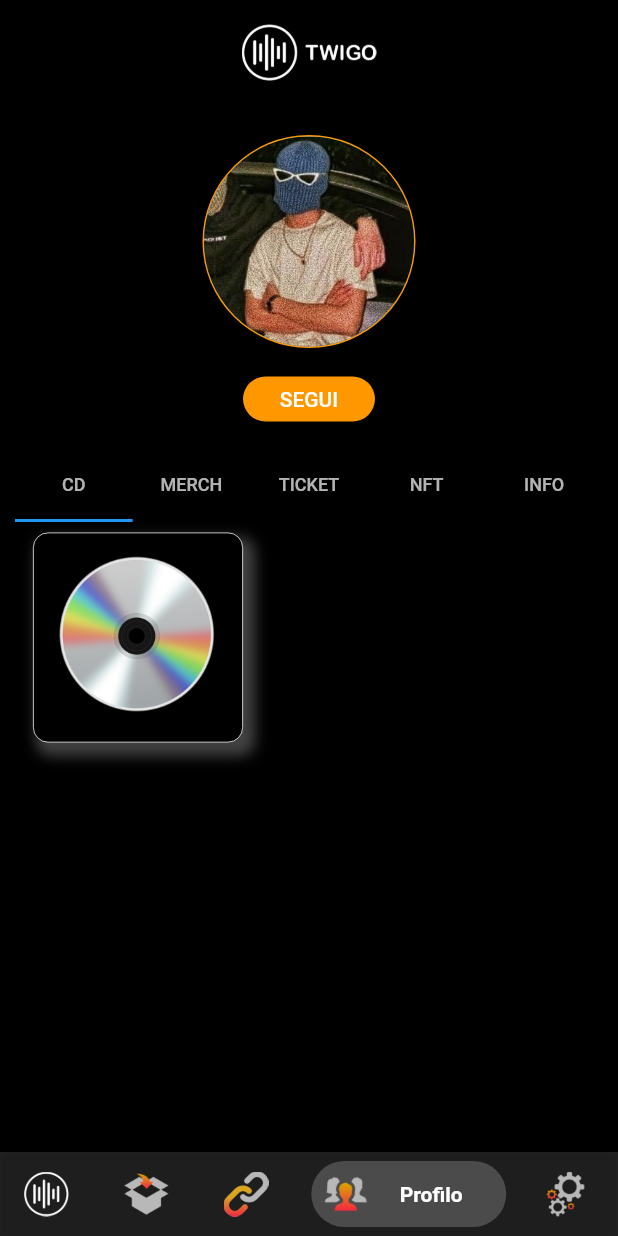
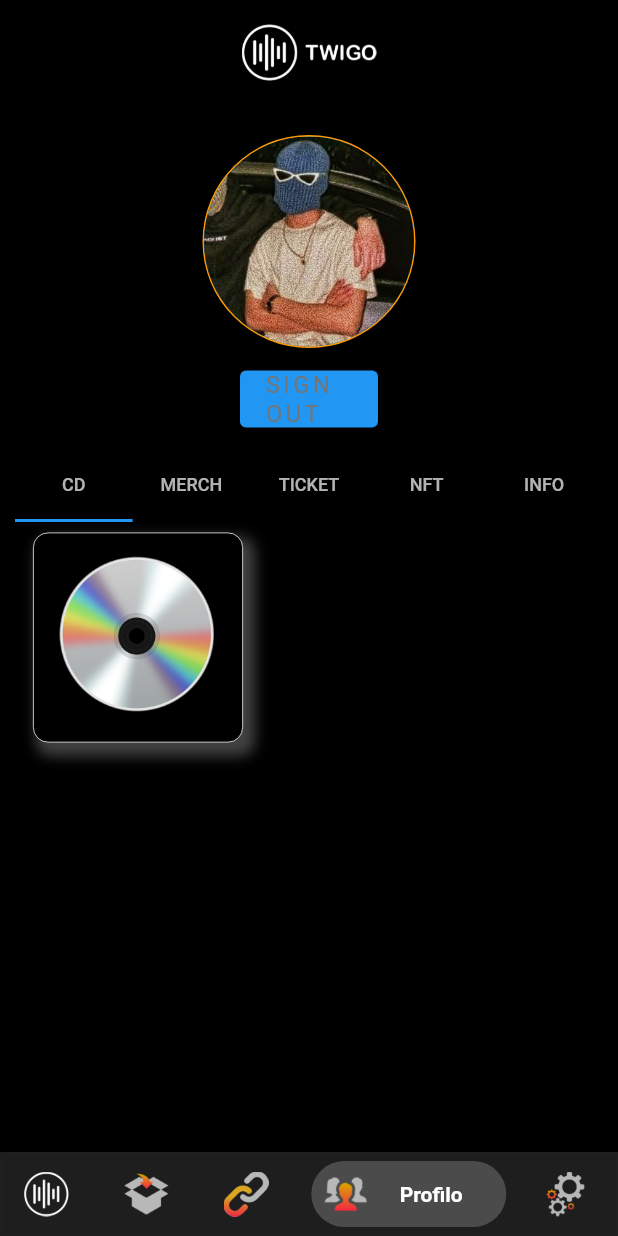
Before and after one commit to cdelprete21/twigo, a Flutter app: the MyPackage screen opened directly, item 4 of the bottom bar chosen, on a phone screen of 412 x 824 dp. Run offline on Flutter 3.47's test engine with Material 2 defaults, Android fonts, the light colour scheme and no system bars; drawn by our look-alikes of bottom_navy_bar.

Commit message:
ritorno alle origini

```diff
--- a/lib/UI/pagine/Profilo.dart
+++ b/lib/UI/pagine/Profilo.dart
@@ -34,6 +34,10 @@ class Sium extends StatefulWidget {
 
 class _SiumState extends State<Sium> with SingleTickerProviderStateMixin{
   Widget build(BuildContext context) {
+
+    final ButtonStyle style =
+        ElevatedButton.styleFrom(textStyle: const TextStyle(fontSize: 20));
+
     return DefaultTabController(
       length: 5,
       child: Padding(
@@ -50,18 +54,19 @@ class _SiumState extends State<Sium> with SingleTickerProviderStateMixin{
             ),
             Padding(
               padding: const EdgeInsets.symmetric(horizontal: 150, vertical: 10),
-              child: FlatButton(
-                color: Colors.orange,
-                height: 30,
-                shape: RoundedRectangleBorder(borderRadius: BorderRadius.circular(15)),
-                onPressed: () {},
-                child: Text(
-                  "SEGUI",
-                  style: TextStyle(
-                    color: Colors.white,
+              child: ElevatedButton(
+                  style: style,
+                  onPressed: () {},
+                  child: Text(
+                    "SIGN OUT",
+                    style: TextStyle(
+                      fontSize: 16,
+                      color: Colors.grey[600],
+                      letterSpacing: 2.2,
+
+                    ),
                   ),
                 ),
-              ),
             ),
             TabBar(
               tabs: [
```
Also changed, not shown: lib/UI/MyApp.dart (+2 -143 lines), lib/UI/pagine/Impostazioni.dart (+9 -8 lines), pubspec.lock, 4 other files.
